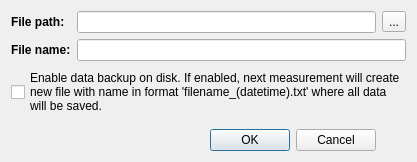
Before: the Qt Designer form DACUSN/backupoptionsdialog.ui in Gresthorn/DACUSN, drawn with Qt 5.
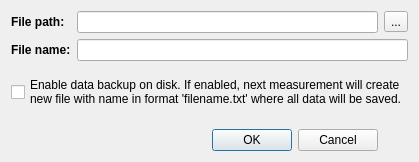
After: the same form once the commit is applied.

Commit message: Finished visualization of different radar data from selected radar in list with all radar markers functionality. Repaired bug with crashing when switching between history path modes. After considerations, disabled this switching functionality when path recording feature is on. Some decorative changes in renderer dialog added.

What changed in the file:
```diff
--- a/DACUSN/backupoptionsdialog.ui
+++ b/DACUSN/backupoptionsdialog.ui
@@ -83,8 +83,7 @@
      </property>
      <property name="text">
       <string>Enable data backup on disk. If enabled, next measurement will create
-new file with name in format 'filename_(datetime).txt' where all data
-will be saved.</string>
+new file with name in format 'filename.txt' where all data will be saved.</string>
      </property>
     </widget>
    </item>
```
The commit also changes 14 other files.
